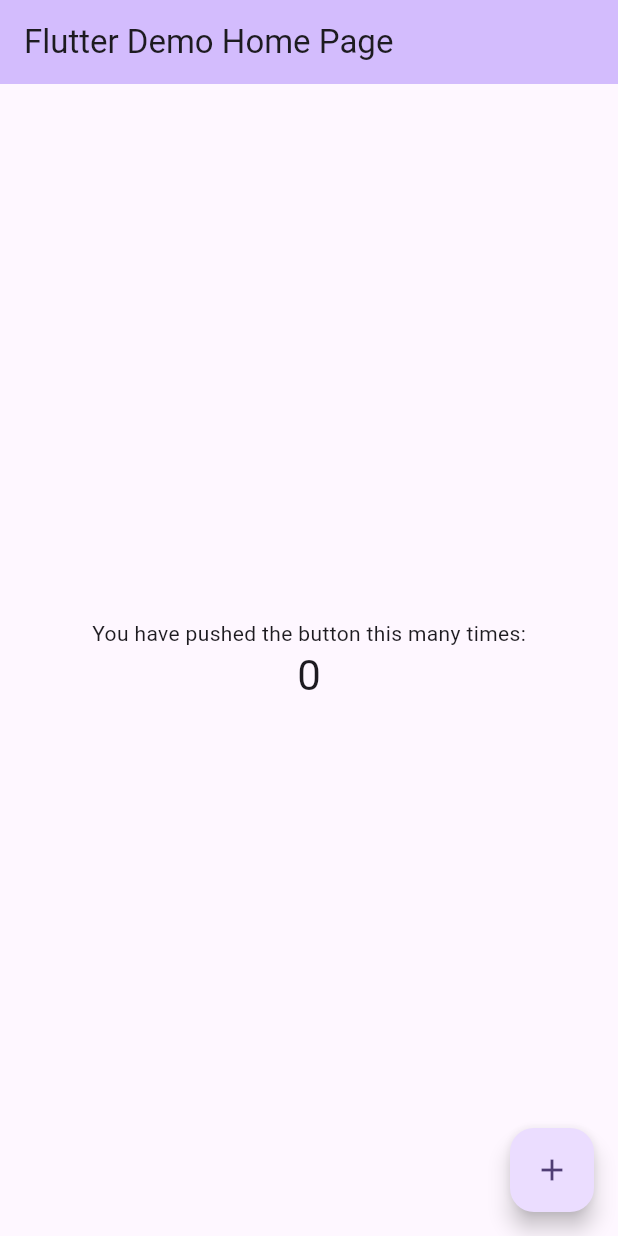
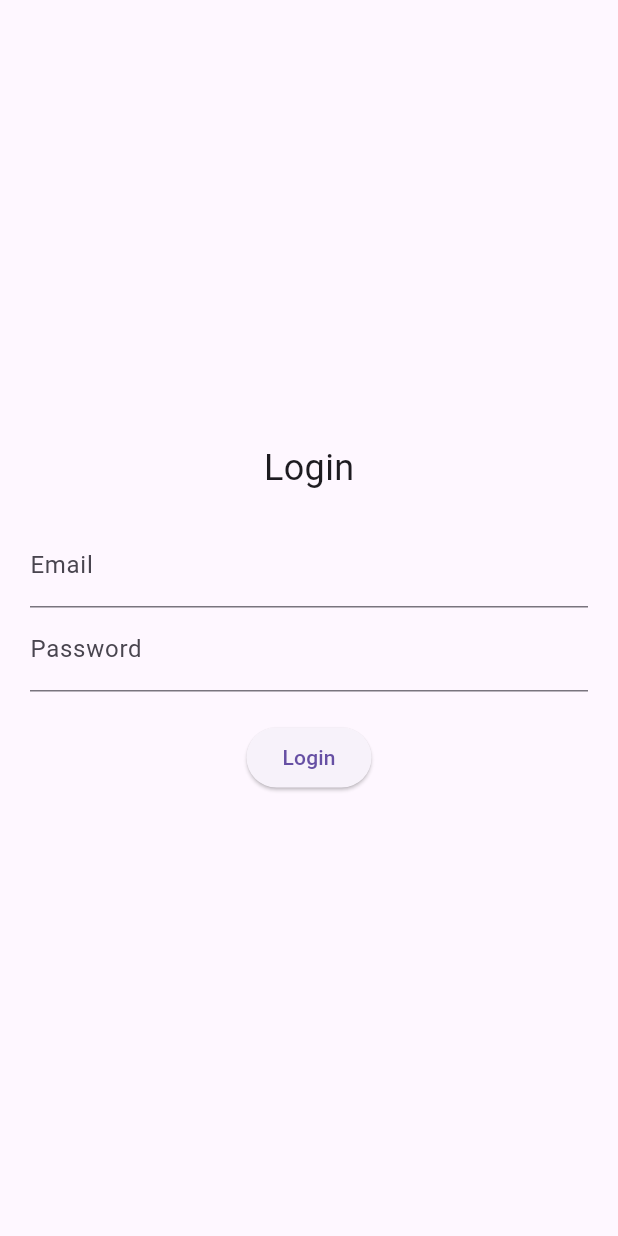
Before and after one commit to jeroenslemmer/flutter_firebase_boilerplate, a Flutter app: the screen it shows after launch, on a phone screen of 412 x 824 dp. Run offline on Flutter 3.47's test engine with Material 3 defaults, Android fonts, the phone set to English and light mode, and no system bars; our stand-ins replace firebase_auth, firebase_core, google_sign_in; accounts and stored records are empty.

Commit message:
Add Firebase Auth and Google Sign-In v7 support

```diff
--- /dev/null
+++ b/lib/core/firebase/auth_service.dart
@@ -0,0 +1,49 @@
+import 'package:firebase_auth/firebase_auth.dart';
+import 'package:google_sign_in/google_sign_in.dart';
+
+class AuthService {
+  final FirebaseAuth _auth = FirebaseAuth.instance;
+  final GoogleSignIn _googleSignIn = GoogleSignIn.instance;
+
+  AuthService() {
+    _initGoogle();
+  }
+
+  Future<void> _initGoogle() async {
+    await _googleSignIn.initialize();
+  }
+
+  Stream<User?> get authStateChanges => _auth.authStateChanges();
+
+  Future<UserCredential> signIn(String email, String password) {
+    return _auth.signInWithEmailAndPassword(
+      email: email,
+      password: password,
+    );
+  }
+
+  Future<UserCredential> signUp(String email, String password) {
+    return _auth.createUserWithEmailAndPassword(
+      email: email,
+      password: password,
+    );
+  }
+
+  Future<void> signOut() async {
+    await _googleSignIn.signOut();
+    await _auth.signOut();
+  }
+
+  Future<UserCredential> signInWithGoogle() async {
+    // v7 flow: authentication (not classic signIn-only assumption)
+  final googleUser = await _googleSignIn.authenticate();
+
+  final googleAuth =  googleUser.authentication;
+
+  final credential = GoogleAuthProvider.credential(
+    idToken: googleAuth.idToken,
+  );
+
+    return await _auth.signInWithCredential(credential);
+  }
+}
--- /dev/null
+++ b/lib/features/auth/auth_controller.dart
@@ -0,0 +1,23 @@
+import 'package:firebase_auth/firebase_auth.dart';
+import '../../core/firebase/auth_service.dart';
+
+class AuthController {
+  final AuthService _authService = AuthService();
+
+  Stream<User?> get authState => _authService.authStateChanges;
+
+  Future<void> signIn(String email, String password) async {
+    await _authService.signIn(email, password);
+  }
+
+  Future<void> signUp(String email, String password) async {
+    await _authService.signUp(email, password);
+  }
+
+  Future<void> signOut() async {
+    await _authService.signOut();
+  }
+  Future<void> signInWithGoogle() async {
+  await _authService.signInWithGoogle();
+}
+}
--- /dev/null
+++ b/lib/features/auth/login_screen.dart
@@ -0,0 +1,73 @@
+import 'package:flutter/material.dart';
+import 'auth_controller.dart';
+
+class LoginScreen extends StatefulWidget {
+  const LoginScreen({super.key});
+
+  @override
+  State<LoginScreen> createState() => _LoginScreenState();
+}
+
+class _LoginScreenState extends State<LoginScreen> {
+  final _emailController = TextEditingController();
+  final _passwordController = TextEditingController();
+
+  final AuthController _authController = AuthController();
+
+  bool _loading = false;
+
+  Future<void> _login() async {
+    setState(() => _loading = true);
+
+    try {
+      await _authController.signIn(
+        _emailController.text,
+        _passwordController.text,
+      );
+    } catch (e) {
+      if (mounted) {
+        ScaffoldMessenger.of(context).showSnackBar(
+          SnackBar(content: Text(e.toString())),
+        );
+      }
+    }
+
+    setState(() => _loading = false);
+  }
+
+  @override
+  Widget build(BuildContext context) {
+    return Scaffold(
+      body: Padding(
+        padding: const EdgeInsets.all(20),
+        child: Column(
+          mainAxisAlignment: MainAxisAlignment.center,
+          children: [
+            const Text("Login", style: TextStyle(fontSize: 24)),
+            const SizedBox(height: 20),
+
+            TextField(
+              controller: _emailController,
+              decoration: const InputDecoration(labelText: "Email"),
+            ),
+
+            TextField(
+              controller: _passwordController,
+              obscureText: true,
+              decoration: const InputDecoration(labelText: "Password"),
+            ),
+
+            const SizedBox(height: 20),
+
+            _loading
+                ? const CircularProgressIndicator()
+                : ElevatedButton(
+                    onPressed: _login,
+                    child: const Text("Login"),
+                  ),
+          ],
+        ),
+      ),
+    );
+  }
+}
--- a/lib/main.dart
+++ b/lib/main.dart
@@ -1,121 +1,37 @@
 import 'package:flutter/material.dart';
+import 'package:firebase_auth/firebase_auth.dart';
+import 'core/firebase/firebase_service.dart';
+import 'features/home/home_screen.dart';
+import 'features/auth/login_screen.dart';
 
-void main() {
+void main() async {
+  WidgetsFlutterBinding.ensureInitialized();
+  await FirebaseService.init();
   runApp(const MyApp());
 }
 
 class MyApp extends StatelessWidget {
   const MyApp({super.key});
 
-  // This widget is the root of your application.
   @override
   Widget build(BuildContext context) {
     return MaterialApp(
-      title: 'Flutter Demo',
-      theme: ThemeData(
-        // This is the theme of your application.
-        //
-        // TRY THIS: Try running your application with "flutter run". You'll see
-        // the application has a purple toolbar. Then, without quitting the app,
-        // try changing the seedColor in the colorScheme below to Colors.green
-        // and then invoke "hot reload" (save your changes or press the "hot
-        // reload" button in a Flutter-supported IDE, or press "r" if you used
-        // the command line to start the app).
-        //
-        // Notice that the counter didn't reset back to zero; the application
-        // state is not lost during the reload. To reset the state, use hot
-        // restart instead.
-        //
-        // This works for code too, not just values: Most code changes can be
-        // tested with just a hot reload.
-        colorScheme: .fromSeed(seedColor: Colors.deepPurple),
-      ),
-      home: const MyHomePage(title: 'Flutter Demo Home Page'),
-    );
-  }
-}
+      debugShowCheckedModeBanner: false,
+      home: StreamBuilder<User?>(
+        stream: FirebaseAuth.instance.authStateChanges(),
+        builder: (context, snapshot) {
+          if (snapshot.connectionState == ConnectionState.waiting) {
+            return const Scaffold(
+              body: Center(child: CircularProgressIndicator()),
+            );
+          }
 
-class MyHomePage extends StatefulWidget {
-  const MyHomePage({super.key, required this.title});
-
-  // This widget is the home page of your application. It is stateful, meaning
-  // that it has a State object (defined below) that contains fields that affect
-  // how it looks.
-
-  // This class is the configuration for the state. It holds the values (in this
-  // case the title) provided by the parent (in this case the App widget) and
-  // used by the build method of the State. Fields in a Widget subclass are
-  // always marked "final".
-
-  final String title;
-
-  @override
-  State<MyHomePage> createState() => _MyHomePageState();
-}
-
-class _MyHomePageState extends State<MyHomePage> {
-  int _counter = 0;
-
-  void _incrementCounter() {
-    setState(() {
-      // This call to setState tells the Flutter framework that something has
-      // changed in this State, which causes it to rerun the build method below
-      // so that the display can reflect the updated values. If we changed
-      // _counter without calling setState(), then the build method would not be
-      // called again, and so nothing would appear to happen.
-      _counter++;
-    });
-  }
-
-  @override
-  Widget build(BuildContext context) {
-    // This method is rerun every time setState is called, for instance as done
-    // by the _incrementCounter method above.
-    //
-    // The Flutter framework has been optimized to make rerunning build methods
-    // fast, so that you can just rebuild anything that needs updating rather
-    // than having to individually change instances of widgets.
-    return Scaffold(
-      appBar: AppBar(
-        // TRY THIS: Try changing the color here to a specific color (to
-        // Colors.amber, perhaps?) and trigger a hot reload to see the AppBar
-        // change color while the other colors stay the same.
-        backgroundColor: Theme.of(context).colorScheme.inversePrimary,
-        // Here we take the value from the MyHomePage object that was created by
-        // the App.build method, and use it to set our appbar title.
-        title: Text(widget.title),
-      ),
-      body: Center(
-        // Center is a layout widget. It takes a single child and positions it
-        // in the middle of the parent.
-        child: Column(
-          // Column is also a layout widget. It takes a list of children and
-          // arranges them vertically. By default, it sizes itself to fit its
-          // children horizontally, and tries to be as tall as its parent.
-          //
-          // Column has various properties to control how it sizes itself and
-          // how it positions its children. Here we use mainAxisAlignment to
-          // center the children vertically; the main axis here is the vertical
-          // axis because Columns are vertical (the cross axis would be
-          // horizontal).
-          //
-          // TRY THIS: Invoke "debug painting" (choose the "Toggle Debug Paint"
-          // action in the IDE, or press "p" in the console), to see the
-          // wireframe for each widget.
-          mainAxisAlignment: .center,
-          children: [
-            const Text('You have pushed the button this many times:'),
-            Text(
-              '$_counter',
-              style: Theme.of(context).textTheme.headlineMedium,
-            ),
-          ],
-        ),
-      ),
-      floatingActionButton: FloatingActionButton(
-        onPressed: _incrementCounter,
-        tooltip: 'Increment',
-        child: const Icon(Icons.add),
+          if (snapshot.hasData) {
+            return const HomeScreen();
+          } else {
+            return const LoginScreen();
+          }
+        },
       ),
     );
   }
--- a/pubspec.yaml
+++ b/pubspec.yaml
@@ -34,6 +34,10 @@ dependencies:
   # The following adds the Cupertino Icons font to your application.
   # Use with the CupertinoIcons class for iOS style icons.
   cupertino_icons: ^1.0.8
+  firebase_core: ^4.10.0
+  firebase_auth: ^6.5.2
+  google_sign_in: ^7.2.0
+  local_auth: ^3.0.1
 
 dev_dependencies:
   flutter_test:
```
Also changed, not shown: lib/core/firebase/firebase_service.dart (added, +10 -0 lines), lib/features/home/home_screen.dart (added, +21 -0 lines), firebase.json (added), lib/firebase_options.dart (added), pubspec.lock, 18 other files.
